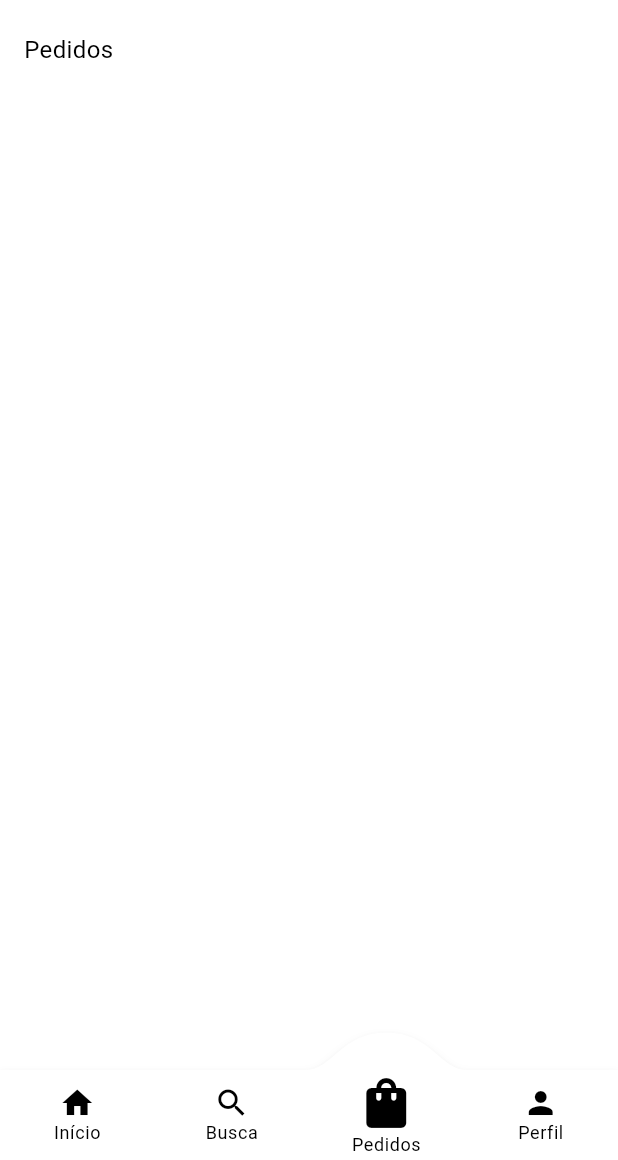
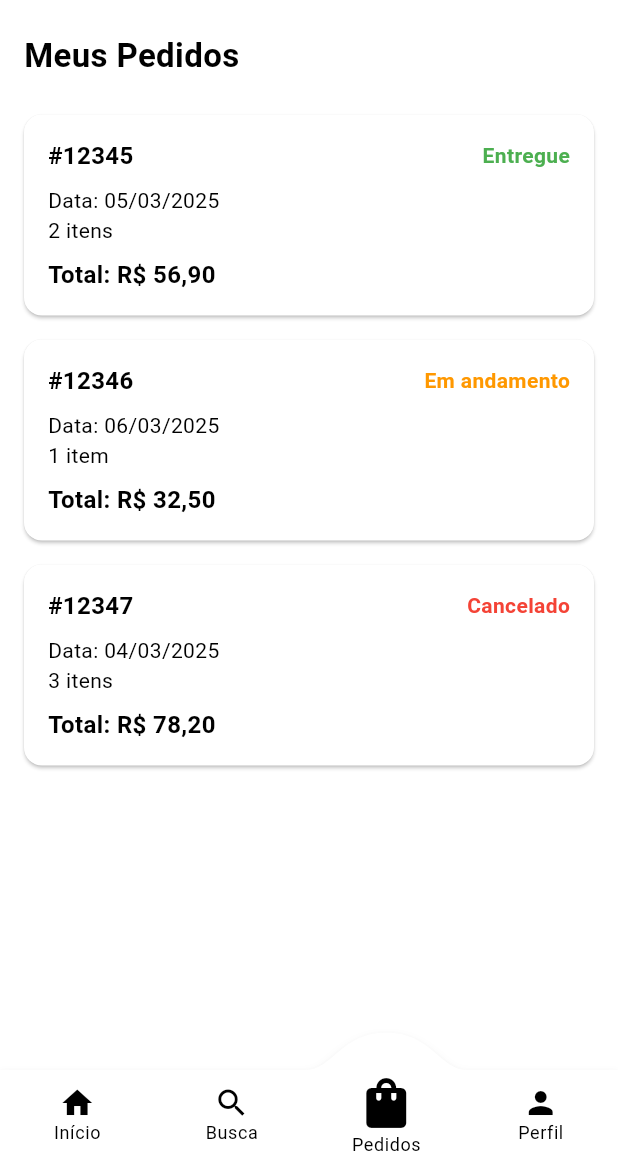
Before and after one commit to carlosxfelipe/myfood, a Flutter app: the OrdersScreen screen opened by its route, on a phone screen of 412 x 824 dp, the part 76-1236 px from its top. Run offline on Flutter 3.47's test engine with Material 3 defaults, Android fonts, the phone set to English and light mode, and no system bars; drawn by our look-alikes of convex_bottom_bar; our stand-ins replace card_swiper, go_router; network calls fail.

Commit message:
Add OrdersScreen with order list and OrderCard widget for displaying order details

```diff
--- a/lib/screens/orders_screen.dart
+++ b/lib/screens/orders_screen.dart
@@ -8,7 +8,7 @@ class OrdersScreen extends StatelessWidget {
   Widget build(BuildContext context) {
     return CustomConvexBottomBar(
       currentIndex: 2, // Índice correspondente ao botão "Pedidos"
-      child: Scaffold(appBar: CustomAppBar(), body: OrdersBody()),
+      child: Scaffold(appBar: CustomAppBar(), body: const OrdersBody()),
     );
   }
 }
@@ -18,9 +18,133 @@ class OrdersBody extends StatelessWidget {
 
   @override
   Widget build(BuildContext context) {
-    return const Padding(
-      padding: EdgeInsets.only(left: 16, top: 16),
-      child: Align(alignment: Alignment.topLeft, child: Text('Pedidos')),
+    final List<Map<String, dynamic>> orders = [
+      {
+        "id": "#12345",
+        "status": "Entregue",
+        "date": "05/03/2025",
+        "total": 56.90,
+        "items": "2 itens",
+      },
+      {
+        "id": "#12346",
+        "status": "Em andamento",
+        "date": "06/03/2025",
+        "total": 32.50,
+        "items": "1 item",
+      },
+      {
+        "id": "#12347",
+        "status": "Cancelado",
+        "date": "04/03/2025",
+        "total": 78.20,
+        "items": "3 itens",
+      },
+    ];
+
+    return Padding(
+      padding: const EdgeInsets.all(16.0),
+      child: Column(
+        crossAxisAlignment: CrossAxisAlignment.start,
+        children: [
+          const Text(
+            'Meus Pedidos',
+            style: TextStyle(fontSize: 22, fontWeight: FontWeight.bold),
+          ),
+          const SizedBox(height: 16),
+          Expanded(
+            child: ListView.builder(
+              itemCount: orders.length,
+              itemBuilder: (context, index) {
+                final order = orders[index];
+                return OrderCard(
+                  orderId: order["id"],
+                  status: order["status"],
+                  date: order["date"],
+                  total: order["total"],
+                  items: order["items"],
+                );
+              },
+            ),
+          ),
+        ],
+      ),
     );
   }
 }
+
+class OrderCard extends StatelessWidget {
+  final String orderId;
+  final String status;
+  final String date;
+  final double total;
+  final String items;
+
+  const OrderCard({
+    super.key,
+    required this.orderId,
+    required this.status,
+    required this.date,
+    required this.total,
+    required this.items,
+  });
+
+  @override
+  Widget build(BuildContext context) {
+    Color statusColor;
+    switch (status) {
+      case "Entregue":
+        statusColor = Colors.green;
+        break;
+      case "Em andamento":
+        statusColor = Colors.orange;
+        break;
+      case "Cancelado":
+        statusColor = Colors.red;
+        break;
+      default:
+        statusColor = Colors.grey;
+    }
+
+    return Card(
+      margin: const EdgeInsets.symmetric(vertical: 8),
+      shape: RoundedRectangleBorder(borderRadius: BorderRadius.circular(12)),
+      child: Padding(
+        padding: const EdgeInsets.all(16.0),
+        child: Column(
+          crossAxisAlignment: CrossAxisAlignment.start,
+          children: [
+            Row(
+              mainAxisAlignment: MainAxisAlignment.spaceBetween,
+              children: [
+                Text(
+                  orderId,
+                  style: const TextStyle(
+                    fontSize: 16,
+                    fontWeight: FontWeight.bold,
+                  ),
+                ),
+                Text(
+                  status,
+                  style: TextStyle(
+                    fontSize: 14,
+                    fontWeight: FontWeight.bold,
+                    color: statusColor,
+                  ),
+                ),
+              ],
+            ),
+            const SizedBox(height: 8),
+            Text('Data: $date', style: const TextStyle(fontSize: 14)),
+            Text(items, style: const TextStyle(fontSize: 14)),
+            const SizedBox(height: 8),
+            Text(
+              'Total: R\$ ${total.toStringAsFixed(2).replaceAll(".", ",")}',
+              style: const TextStyle(fontSize: 16, fontWeight: FontWeight.bold),
+            ),
+          ],
+        ),
+      ),
+    );
+  }
+}
```
